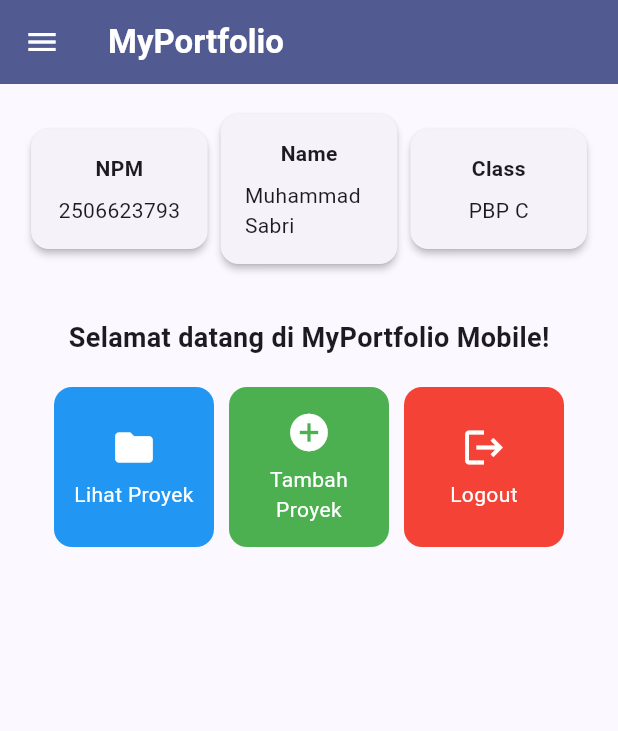
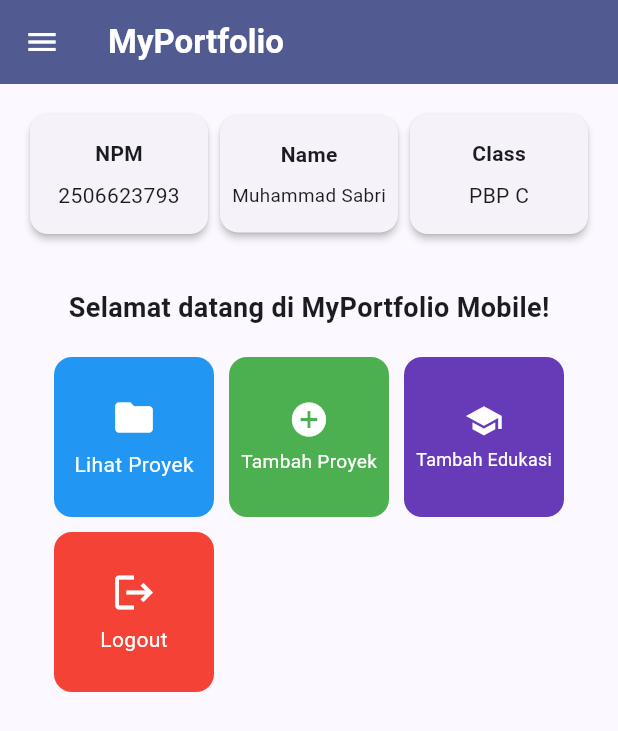
Before and after one commit to Arb00/myportofolio_mobile, a Flutter app: the screen it shows after launch, on a phone screen of 412 x 824 dp. Shown: the top 731 px of the screen. Run offline on Flutter 3.47's test engine with Material 3 defaults, Android fonts, the phone set to English and light mode, and no system bars.

Commit message:
feat: tambah formulir edukasi dengan navigasi kartu dan drawer

```diff
--- a/lib/screens/menu.dart
+++ b/lib/screens/menu.dart
@@ -1,4 +1,6 @@
 import 'package:flutter/material.dart';
+import 'package:myportofolio_mobile/screens/education_form.dart';
+import 'package:myportofolio_mobile/screens/project_form.dart';
 import 'package:myportofolio_mobile/widgets/left_drawer.dart';
 import 'package:myportofolio_mobile/widgets/project_card.dart';
 
@@ -12,7 +14,18 @@ class MyHomePage extends StatelessWidget {
   // Setiap tombol membawa warnanya sendiri, jadi ItemCard tidak perlu if-else.
   final List<ItemHomepage> items = [
     ItemHomepage("Lihat Proyek", Icons.folder, Colors.blue),
-    ItemHomepage("Tambah Proyek", Icons.add_circle, Colors.green),
+    ItemHomepage(
+      "Tambah Proyek",
+      Icons.add_circle,
+      Colors.green,
+      halamanTujuan: (context) => const ProjectFormPage(),
+    ),
+    ItemHomepage(
+      "Tambah Edukasi",
+      Icons.school,
+      Colors.deepPurple,
+      halamanTujuan: (context) => const EducationFormPage(),
+    ),
     ItemHomepage(
       "Logout",
       Icons.logout,
@@ -41,7 +54,8 @@ class MyHomePage extends StatelessWidget {
       // Drawer menu navigasi dari sisi kiri layar.
       drawer: const LeftDrawer(),
       // Body halaman utama dengan padding di sekelilingnya.
-      body: Padding(
+      // Halaman bisa digulir agar semua kartu terjangkau di layar kecil.
+      body: SingleChildScrollView(
         padding: const EdgeInsets.all(16.0),
         child: Column(
           crossAxisAlignment: CrossAxisAlignment.center,
@@ -50,9 +64,10 @@ class MyHomePage extends StatelessWidget {
             Row(
               mainAxisAlignment: MainAxisAlignment.spaceEvenly,
               children: [
-                InfoCard(title: 'NPM', content: npm),
-                InfoCard(title: 'Name', content: nama),
-                InfoCard(title: 'Class', content: kelas),
+                // Expanded membagi lebar sama rata agar tidak meluap di layar sempit.
+                Expanded(child: InfoCard(title: 'NPM', content: npm)),
+                Expanded(child: InfoCard(title: 'Name', content: nama)),
+                Expanded(child: InfoCard(title: 'Class', content: kelas)),
               ],
             ),
 
@@ -75,7 +90,9 @@ class MyHomePage extends StatelessWidget {
 
                   // GridView menampilkan kartu tombol dalam tata letak kisi 3 kolom.
                   GridView.count(
-                    primary: true,
+                    // Pengguliran ditangani oleh SingleChildScrollView di luar.
+                    primary: false,
+                    physics: const NeverScrollableScrollPhysics(),
                     padding: const EdgeInsets.all(20),
                     crossAxisSpacing: 10,
                     mainAxisSpacing: 10,
@@ -109,9 +126,7 @@ class InfoCard extends StatelessWidget {
       // Memberikan efek bayangan kartu elevasi 2 unit.
       elevation: 2.0,
       child: Container(
-        // Menyesuaikan lebar kartu dengan proporsi layar (dibagi 3.5).
-        width: MediaQuery.of(context).size.width / 3.5,
-        padding: const EdgeInsets.all(16.0),
+        padding: const EdgeInsets.symmetric(vertical: 16.0, horizontal: 8.0),
         // Menyusun teks title dan content secara vertikal.
         child: Column(
           children: [
@@ -120,7 +135,8 @@ class InfoCard extends StatelessWidget {
               style: const TextStyle(fontWeight: FontWeight.bold),
             ),
             const SizedBox(height: 8.0),
-            Text(content),
+            // Teks panjang seperti NPM diperkecil agar tetap satu baris.
+            FittedBox(fit: BoxFit.scaleDown, child: Text(content)),
           ],
         ),
       ),
@@ -137,5 +153,14 @@ class ItemHomepage {
   // Jika diisi, aksi tombol harus dikonfirmasi lewat dialog berisi pesan ini.
   final String? pesanKonfirmasi;
 
-  ItemHomepage(this.name, this.icon, this.color, {this.pesanKonfirmasi});
+  // Jika diisi, tombol membuka halaman ini dengan Navigator.push().
+  final WidgetBuilder? halamanTujuan;
+
+  ItemHomepage(
+    this.name,
+    this.icon,
+    this.color, {
+    this.pesanKonfirmasi,
+    this.halamanTujuan,
+  });
 }
--- a/lib/widgets/project_card.dart
+++ b/lib/widgets/project_card.dart
@@ -1,6 +1,5 @@
 import 'package:flutter/material.dart';
 import 'package:myportofolio_mobile/screens/menu.dart';
-import 'package:myportofolio_mobile/screens/project_form.dart';
 
 class ItemCard extends StatelessWidget {
   final ItemHomepage item;
@@ -25,10 +24,11 @@ class ItemCard extends StatelessWidget {
 
           // Navigasi ke halaman yang sesuai. push() menumpuk halaman form di atas
           // menu, jadi tombol Back akan kembali ke menu.
-          if (item.name == "Tambah Proyek") {
+          final halamanTujuan = item.halamanTujuan;
+          if (halamanTujuan != null) {
             Navigator.push(
               context,
-              MaterialPageRoute(builder: (context) => const ProjectFormPage()),
+              MaterialPageRoute(builder: halamanTujuan),
             );
           }
 
@@ -39,9 +39,12 @@ class ItemCard extends StatelessWidget {
         },
         child: Container(
           padding: const EdgeInsets.all(8),
+          // FittedBox mengecilkan isi kartu jika ruangnya tidak cukup.
           child: Center(
+            child: FittedBox(
+              fit: BoxFit.scaleDown,
               child: Column(
-              mainAxisAlignment: MainAxisAlignment.center,
+                mainAxisSize: MainAxisSize.min,
                 children: [
                   Icon(
                     item.icon,
@@ -55,6 +58,7 @@ class ItemCard extends StatelessWidget {
                     style: const TextStyle(color: Colors.white),
                   ),
                 ],
+              ),
             ),
           ),
         ),
```
Also changed, not shown: lib/screens/education_form.dart (added, +245 -0 lines), lib/widgets/left_drawer.dart (+18 -2 lines), 1 other file. Lines whose indentation alone changed are shown as unchanged.
